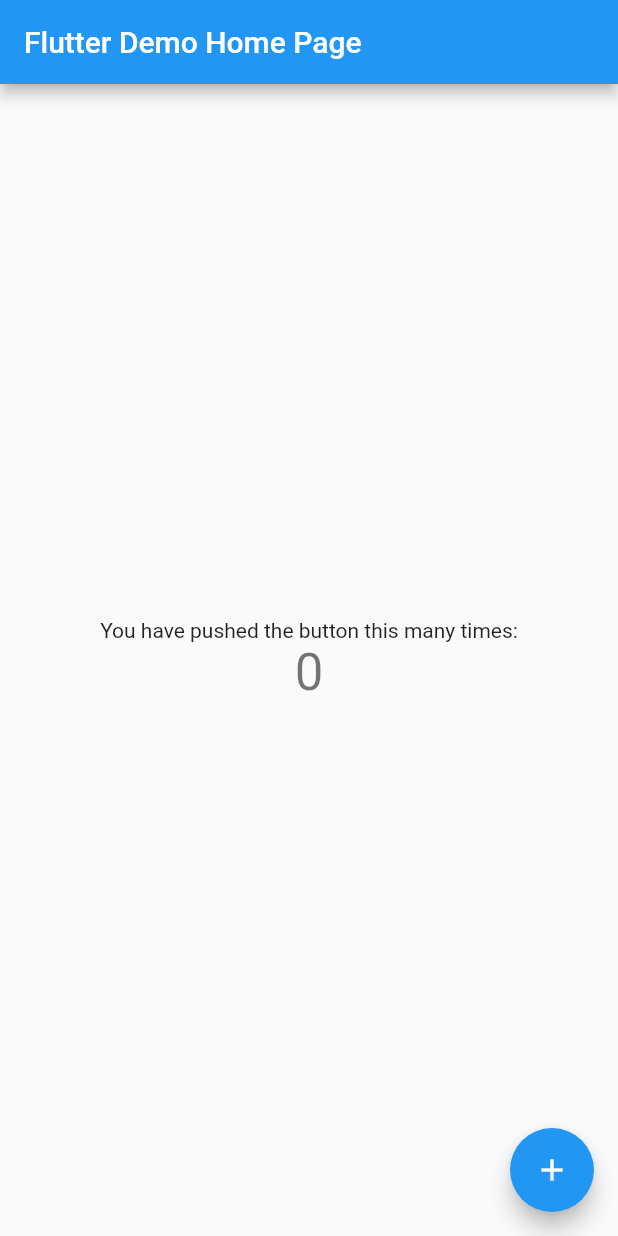
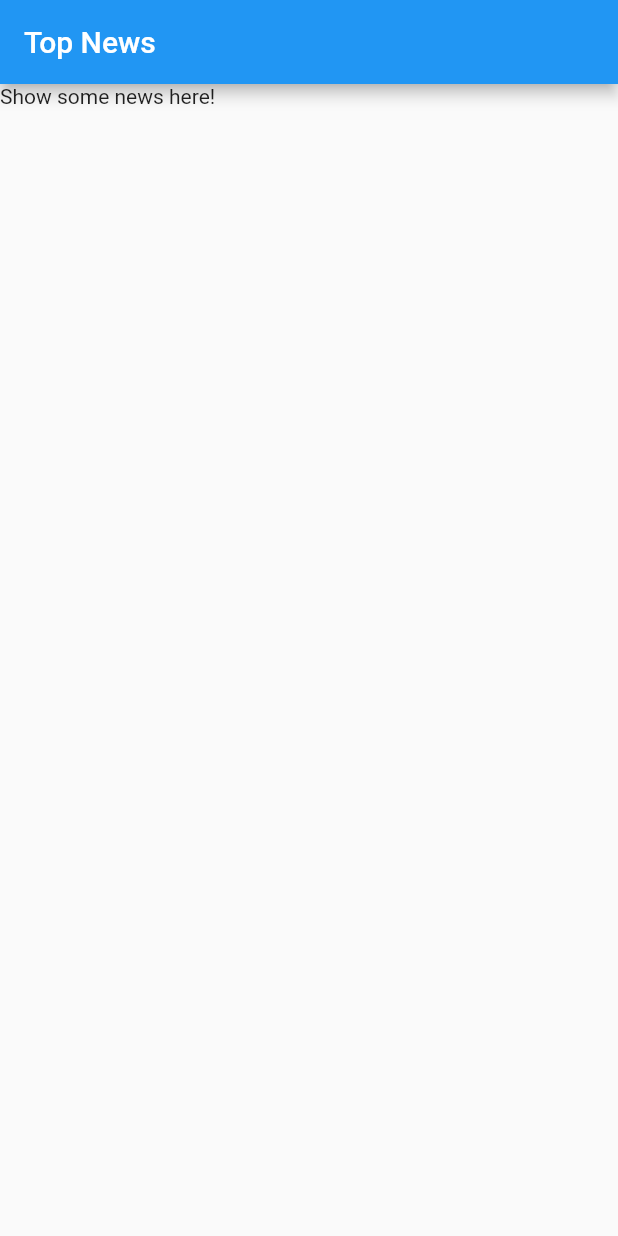
Before and after one commit to DaveatCor/flutter_course, a Flutter app: the screen it shows after launch, on a phone screen of 412 x 824 dp. Run offline on Flutter 3.47's test engine with Material 2 defaults, Android fonts, the phone set to English and light mode, and no system bars; our stand-ins replace sqflite; accounts and stored records are empty.

Commit message:
1, 2, date 14/Apr/21

```diff
--- a/lib/main.dart
+++ b/lib/main.dart
@@ -1,117 +1,6 @@
 import 'package:flutter/material.dart';
+import 'package:tutorial_flutter/src/app.dart';
 
 void main() {
-  runApp(MyApp());
+  runApp(App());
 }
-
-class MyApp extends StatelessWidget {
-  // This widget is the root of your application.
-  @override
-  Widget build(BuildContext context) {
-    return MaterialApp(
-      title: 'Flutter Demo',
-      theme: ThemeData(
-        // This is the theme of your application.
-        //
-        // Try running your application with "flutter run". You'll see the
-        // application has a blue toolbar. Then, without quitting the app, try
-        // changing the primarySwatch below to Colors.green and then invoke
-        // "hot reload" (press "r" in the console where you ran "flutter run",
-        // or simply save your changes to "hot reload" in a Flutter IDE).
-        // Notice that the counter didn't reset back to zero; the application
-        // is not restarted.
-        primarySwatch: Colors.blue,
-        // This makes the visual density adapt to the platform that you run
-        // the app on. For desktop platforms, the controls will be smaller and
-        // closer together (more dense) than on mobile platforms.
-        visualDensity: VisualDensity.adaptivePlatformDensity,
-      ),
-      home: MyHomePage(title: 'Flutter Demo Home Page'),
-    );
-  }
-}
-
-class MyHomePage extends StatefulWidget {
-  MyHomePage({Key key, this.title}) : super(key: key);
-
-  // This widget is the home page of your application. It is stateful, meaning
-  // that it has a State object (defined below) that contains fields that affect
-  // how it looks.
-
-  // This class is the configuration for the state. It holds the values (in this
-  // case the title) provided by the parent (in this case the App widget) and
-  // used by the build method of the State. Fields in a Widget subclass are
-  // always marked "final".
-
-  final String title;
-
-  @override
-  _MyHomePageState createState() => _MyHomePageState();
-}
-
-class _MyHomePageState extends State<MyHomePage> {
-  int _counter = 0;
-
-  void _incrementCounter() {
-    setState(() {
-      // This call to setState tells the Flutter framework that something has
-      // changed in this State, which causes it to rerun the build method below
-      // so that the display can reflect the updated values. If we changed
-      // _counter without calling setState(), then the build method would not be
-      // called again, and so nothing would appear to happen.
-      _counter++;
-    });
-  }
-
-  @override
-  Widget build(BuildContext context) {
-    // This method is rerun every time setState is called, for instance as done
-    // by the _incrementCounter method above.
-    //
-    // The Flutter framework has been optimized to make rerunning build methods
-    // fast, so that you can just rebuild anything that needs updating rather
-    // than having to individually change instances of widgets.
-    return Scaffold(
-      appBar: AppBar(
-        // Here we take the value from the MyHomePage object that was created by
-        // the App.build method, and use it to set our appbar title.
-        title: Text(widget.title),
-      ),
-      body: Center(
-        // Center is a layout widget. It takes a single child and positions it
-        // in the middle of the parent.
-        child: Column(
-          // Column is also a layout widget. It takes a list of children and
-          // arranges them vertically. By default, it sizes itself to fit its
-          // children horizontally, and tries to be as tall as its parent.
-          //
-          // Invoke "debug painting" (press "p" in the console, choose the
-          // "Toggle Debug Paint" action from the Flutter Inspector in Android
-          // Studio, or the "Toggle Debug Paint" command in Visual Studio Code)
-          // to see the wireframe for each widget.
-          //
-          // Column has various properties to control how it sizes itself and
-          // how it positions its children. Here we use mainAxisAlignment to
-          // center the children vertically; the main axis here is the vertical
-          // axis because Columns are vertical (the cross axis would be
-          // horizontal).
-          mainAxisAlignment: MainAxisAlignment.center,
-          children: <Widget>[
-            Text(
-              'You have pushed the button this many times:',
-            ),
-            Text(
-              '$_counter',
-              style: Theme.of(context).textTheme.headline4,
-            ),
-          ],
-        ),
-      ),
-      floatingActionButton: FloatingActionButton(
-        onPressed: _incrementCounter,
-        tooltip: 'Increment',
-        child: Icon(Icons.add),
-      ), // This trailing comma makes auto-formatting nicer for build methods.
-    );
-  }
-}
--- /dev/null
+++ b/lib/src/app.dart
@@ -0,0 +1,17 @@
+import 'package:flutter/material.dart';
+import 'package:tutorial_flutter/src/screen/new_list.dart';
+
+class App extends StatefulWidget{
+
+  @override
+  State<StatefulWidget> createState() => AppBody();
+}
+
+class AppBody extends State<App>{
+
+  Widget build(BuildContext context){
+    return MaterialApp(
+      home: NewsList(),
+    );
+  }
+}
--- /dev/null
+++ b/lib/src/screen/new_list.dart
@@ -0,0 +1,15 @@
+import 'package:flutter/material.dart';
+
+class NewsList extends StatelessWidget{
+
+  Widget build(BuildContext context){
+    return Scaffold(
+      appBar: AppBar(
+        title: Text('Top News')
+      ),
+      body: Text(
+        'Show some news here!'
+      ),
+    );
+  }
+}
```
Also changed, not shown: 47 other files.
